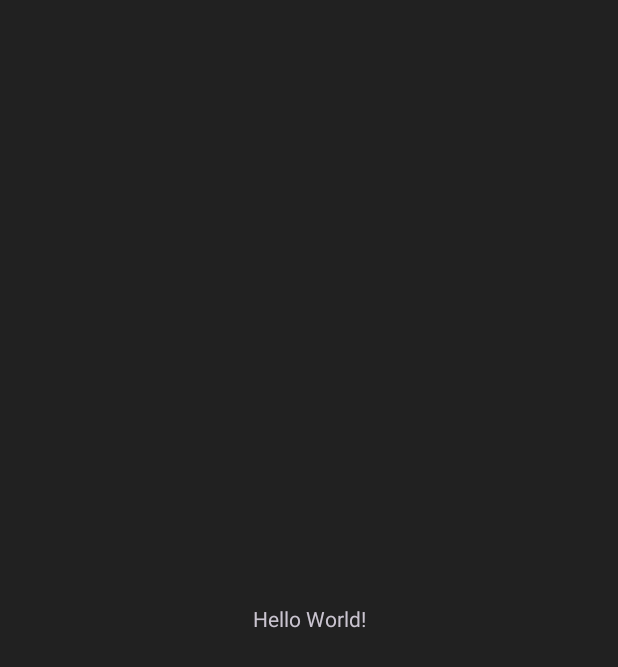
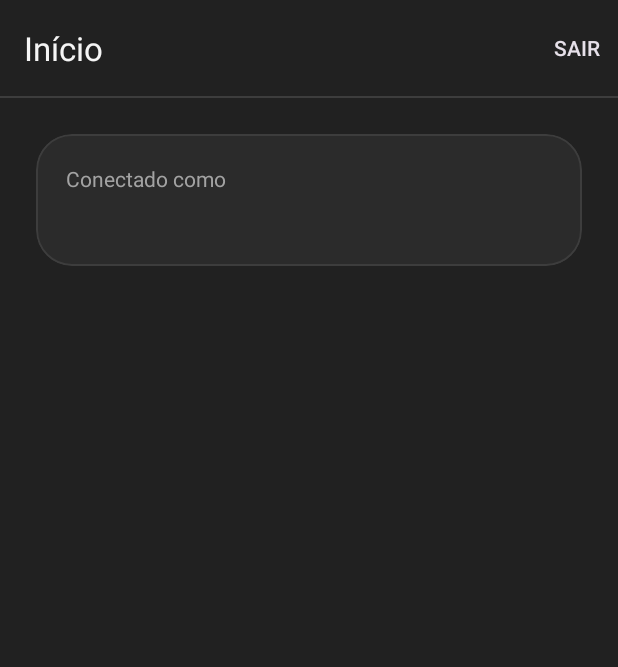
Before and after one commit to EduardoMosti/bip-manutencao, an Android app: the screen it shows after launch once a user with an empty profile is signed in (MainActivity), on a phone screen of 412 x 824 dp. Before the commit the part shown is almost empty. Shown: the top 667 px of the screen. Run offline under Robolectric (Android 15) with nearby library versions, the phone set to English and light mode, and no system bars; our stand-ins replace Firebase (no records; nobody signed in at launch, a user with empty details on screens opened directly).

Commit message:
Adiciona a tela inicial com o menu Sair

```diff
--- a/app/src/main/java/com/bip/manutencao/MainActivity.java
+++ b/app/src/main/java/com/bip/manutencao/MainActivity.java
@@ -1,6 +1,10 @@
 package com.bip.manutencao;
 
+import android.content.Intent;
 import android.os.Bundle;
+import android.view.Menu;
+import android.view.MenuItem;
+import android.widget.TextView;
 
 import androidx.activity.EdgeToEdge;
 import androidx.appcompat.app.AppCompatActivity;
@@ -8,7 +12,13 @@ import androidx.core.graphics.Insets;
 import androidx.core.view.ViewCompat;
 import androidx.core.view.WindowInsetsCompat;
 
+import com.google.android.material.appbar.MaterialToolbar;
+import com.google.firebase.auth.FirebaseAuth;
+import com.google.firebase.auth.FirebaseUser;
+
 public class MainActivity extends AppCompatActivity {
+
+    private FirebaseAuth auth;
 
     @Override
     protected void onCreate(Bundle savedInstanceState) {
@@ -20,5 +30,42 @@ public class MainActivity extends AppCompatActivity {
             v.setPadding(systemBars.left, systemBars.top, systemBars.right, systemBars.bottom);
             return insets;
         });
+
+        auth = FirebaseAuth.getInstance();
+        FirebaseUser usuario = auth.getCurrentUser();
+        if (usuario == null) {
+            // Sem sessao ativa: volta para o login
+            voltarAoLogin();
+            return;
+        }
+
+        MaterialToolbar toolbar = findViewById(R.id.toolbar);
+        setSupportActionBar(toolbar);
+
+        TextView tvEmail = findViewById(R.id.tvEmail);
+        tvEmail.setText(usuario.getEmail());
+    }
+
+    @Override
+    public boolean onCreateOptionsMenu(Menu menu) {
+        getMenuInflater().inflate(R.menu.menu_principal, menu);
+        return true;
+    }
+
+    @Override
+    public boolean onOptionsItemSelected(MenuItem item) {
+        if (item.getItemId() == R.id.acao_sair) {
+            auth.signOut();
+            voltarAoLogin();
+            return true;
+        }
+        return super.onOptionsItemSelected(item);
+    }
+
+    private void voltarAoLogin() {
+        Intent intent = new Intent(this, LoginActivity.class);
+        intent.addFlags(Intent.FLAG_ACTIVITY_NEW_TASK | Intent.FLAG_ACTIVITY_CLEAR_TASK);
+        startActivity(intent);
+        finish();
     }
 }
--- a/app/src/main/res/layout/activity_main.xml
+++ b/app/src/main/res/layout/activity_main.xml
@@ -1,19 +1,64 @@
 <?xml version="1.0" encoding="utf-8"?>
-<androidx.constraintlayout.widget.ConstraintLayout xmlns:android="http://schemas.android.com/apk/res/android"
+<LinearLayout xmlns:android="http://schemas.android.com/apk/res/android"
     xmlns:app="http://schemas.android.com/apk/res-auto"
     xmlns:tools="http://schemas.android.com/tools"
     android:id="@+id/main"
     android:layout_width="match_parent"
     android:layout_height="match_parent"
+    android:background="@color/bip_grafite"
+    android:orientation="vertical"
     tools:context=".MainActivity">
 
-    <TextView
-        android:layout_width="wrap_content"
+    <com.google.android.material.appbar.MaterialToolbar
+        android:id="@+id/toolbar"
+        android:layout_width="match_parent"
+        android:layout_height="?attr/actionBarSize"
+        android:background="@color/bip_grafite"
+        app:title="@string/main_titulo"
+        app:titleTextColor="@color/bip_texto_primario" />
+
+    <View
+        android:layout_width="match_parent"
+        android:layout_height="1dp"
+        android:background="@color/bip_borda" />
+
+    <LinearLayout
+        android:layout_width="match_parent"
         android:layout_height="wrap_content"
-        android:text="Hello World!"
-        app:layout_constraintBottom_toBottomOf="parent"
-        app:layout_constraintEnd_toEndOf="parent"
-        app:layout_constraintStart_toStartOf="parent"
-        app:layout_constraintTop_toTopOf="parent" />
+        android:orientation="vertical"
+        android:padding="24dp">
 
-</androidx.constraintlayout.widget.ConstraintLayout>
+        <com.google.android.material.card.MaterialCardView
+            android:layout_width="match_parent"
+            android:layout_height="wrap_content"
+            app:cardBackgroundColor="@color/bip_superficie"
+            app:cardCornerRadius="24dp"
+            app:cardElevation="0dp"
+            app:strokeColor="@color/bip_borda"
+            app:strokeWidth="1dp">
+
+            <LinearLayout
+                android:layout_width="match_parent"
+                android:layout_height="wrap_content"
+                android:orientation="vertical"
+                android:padding="20dp">
+
+                <TextView
+                    android:layout_width="wrap_content"
+                    android:layout_height="wrap_content"
+                    android:text="@string/main_logado_como"
+                    android:textColor="@color/bip_texto_secundario"
+                    android:textSize="14sp" />
+
+                <TextView
+                    android:id="@+id/tvEmail"
+                    android:layout_width="wrap_content"
+                    android:layout_height="wrap_content"
+                    android:layout_marginTop="4dp"
+                    android:textColor="@color/bip_texto_primario"
+                    android:textSize="18sp"
+                    android:textStyle="bold" />
+            </LinearLayout>
+        </com.google.android.material.card.MaterialCardView>
+    </LinearLayout>
+</LinearLayout>
--- /dev/null
+++ b/app/src/main/res/menu/menu_principal.xml
@@ -0,0 +1,9 @@
+<?xml version="1.0" encoding="utf-8"?>
+<menu xmlns:android="http://schemas.android.com/apk/res/android"
+    xmlns:app="http://schemas.android.com/apk/res-auto">
+
+    <item
+        android:id="@+id/acao_sair"
+        android:title="@string/menu_sair"
+        app:showAsAction="always" />
+</menu>
--- a/app/src/main/res/values/strings.xml
+++ b/app/src/main/res/values/strings.xml
@@ -22,4 +22,10 @@
     <string name="erro_email_em_uso">Este e-mail já está cadastrado</string>
     <string name="erro_rede">Sem conexão. Verifique a internet e tente de novo</string>
     <string name="erro_generico">Não foi possível concluir. Tente novamente</string>
+
+
+    <!-- Tela principal -->
+    <string name="main_titulo">Início</string>
+    <string name="main_logado_como">Conectado como</string>
+    <string name="menu_sair">Sair</string>
 </resources>
```
